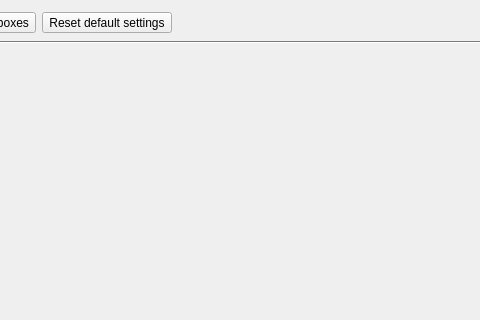
Before: the Qt Designer form tse_analytics/modules/phenomaster/calo_details/views/calo_details_dialog.ui in TSE-Systems/tse-analytics, drawn with Qt 5; both pictures show x 195 to 675 and y 0 to 320 of the 1020 by 854 pixel window.
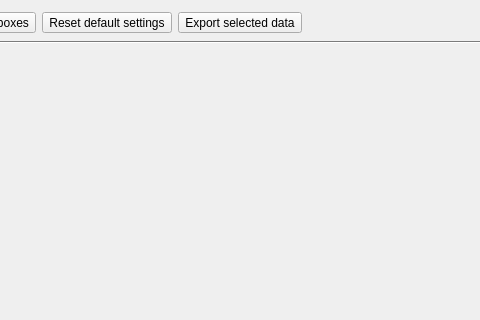
After: the same form once the commit is applied. Icons and pictures are not drawn.

```diff
--- a/tse_analytics/modules/phenomaster/calo_details/views/calo_details_dialog.ui
+++ b/tse_analytics/modules/phenomaster/calo_details/views/calo_details_dialog.ui
@@ -30,6 +30,13 @@
        </property>
       </widget>
      </item>
+     <item>
+      <widget class="QToolButton" name="toolButtonExport">
+       <property name="text">
+        <string>Export selected data</string>
+       </property>
+      </widget>
+     </item>
      <item>
       <spacer name="horizontalSpacer">
        <property name="orientation">
```
Left out of the diff: 13 changed lines with no effect on the pictures.
